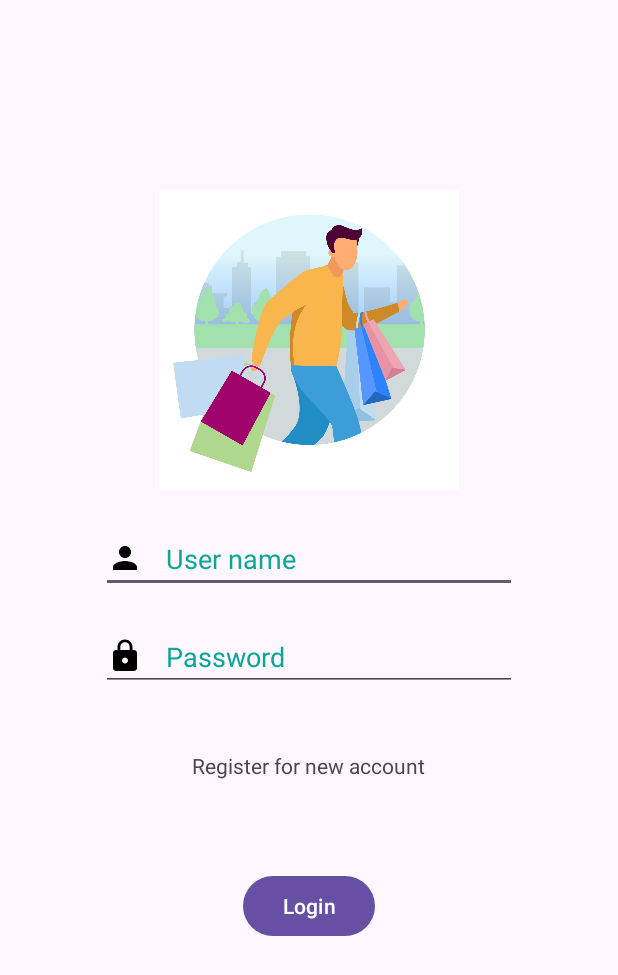
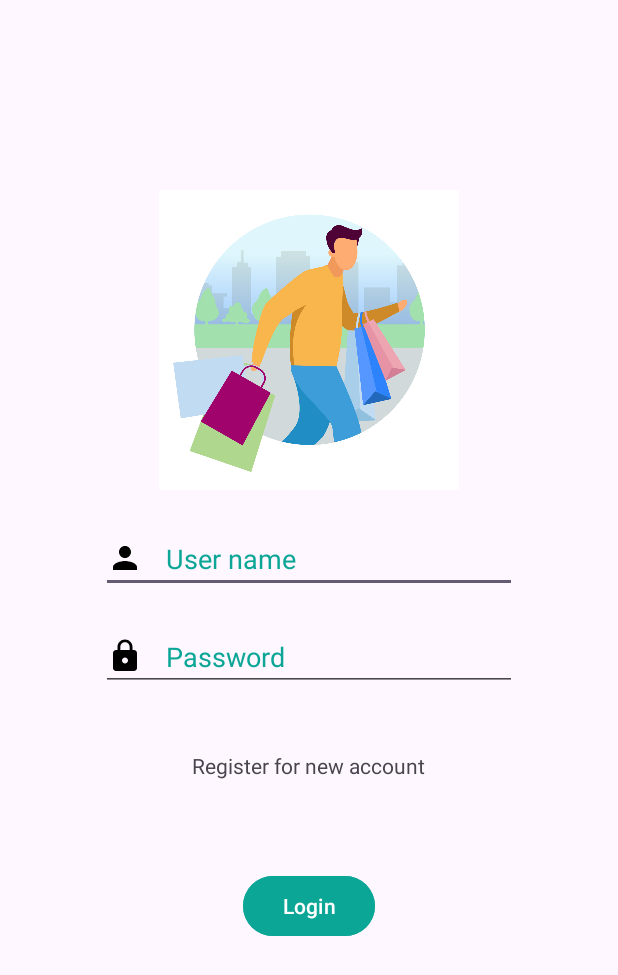
Before and after one commit to Soumyakant18/Echo_Buy, an Android app: the loginactivity screen opened directly, with no data from a screen before it, on a phone screen of 412 x 824 dp. Shown: the top 975 px of the screen. Run offline under Robolectric (Android 15) with nearby library versions, the phone set to English and light mode, and no system bars.

Commit message:
loginpage ui complete

```diff
--- a/app/src/main/res/layout/activity_loginactivity.xml
+++ b/app/src/main/res/layout/activity_loginactivity.xml
@@ -63,6 +63,7 @@
         android:layout_below="@+id/logintext"
         android:layout_centerHorizontal="true"
         android:layout_marginTop="60dp"
+        android:backgroundTint="@color/lightgreen"
         android:id="@+id/btnlogin">
 
     </Button>
```
